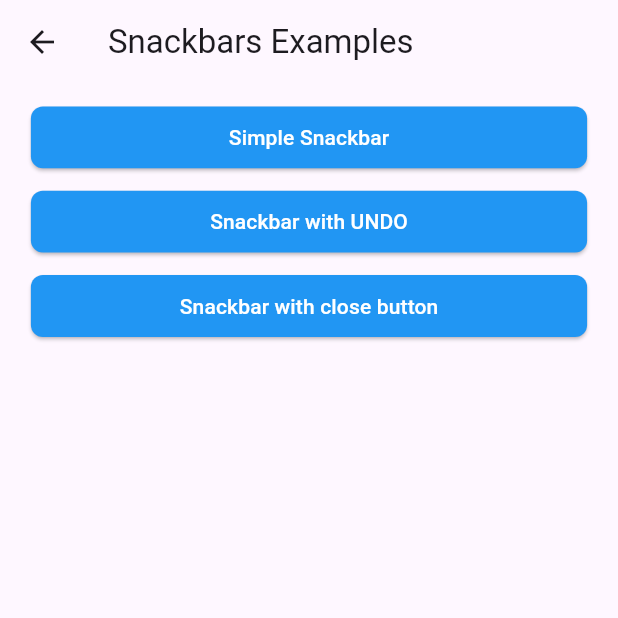
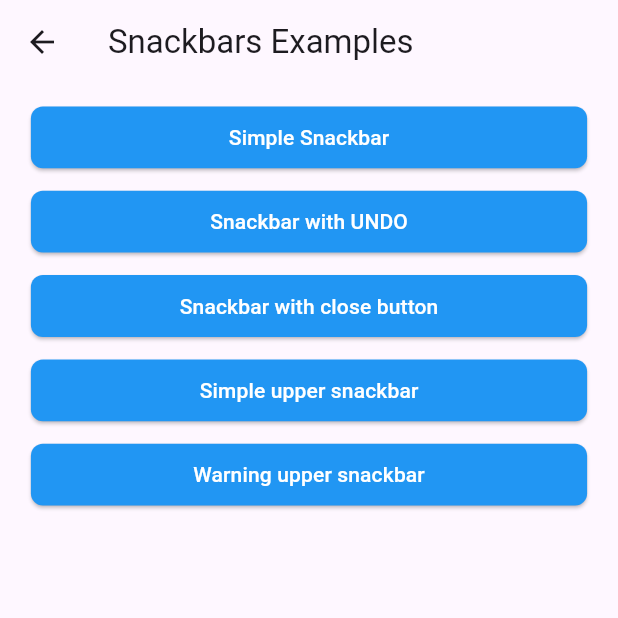
Before and after one commit to mdrazadev/Flutter-Widgets, a Flutter app: the screen it shows after launch, after a tap on "Sackbars Examples", on a phone screen of 412 x 824 dp, the top half of it. Run offline on Flutter 3.47's test engine with Material 3 defaults, Android fonts, the phone set to English and light mode, and no system bars; our stand-ins replace get.

Commit message:
new snackbars added

```diff
--- a/lib/main.dart
+++ b/lib/main.dart
@@ -1,5 +1,6 @@
 import 'package:flutter/material.dart';
 import 'package:flutter_widgets/home_page.dart';
+import 'package:get/get.dart';
 
 void main() {
   runApp(const MyApp());
@@ -11,7 +12,7 @@ class MyApp extends StatelessWidget {
   // This widget is the root of your application.
   @override
   Widget build(BuildContext context) {
-    return MaterialApp(
+    return GetMaterialApp(
       title: 'Flutter Widgets',
       debugShowCheckedModeBanner: false,
       theme: ThemeData(
--- a/lib/screens/snackbars_example_screen.dart
+++ b/lib/screens/snackbars_example_screen.dart
@@ -1,8 +1,38 @@
 import 'package:flutter/material.dart';
 import 'package:flutter_widgets/widgets/buttons/simple_button_widget.dart';
+import 'package:get/get.dart';
 
 class SnackbarsExampleScreen extends StatelessWidget {
   const SnackbarsExampleScreen({super.key});
+
+  /// This method is to show [uppper snackbar] to user.
+  ///
+  /// It accepts two arguments: [context] and [label].
+  ///
+  /// By default it's background color is [Grey]. You can pass any color you want
+  /// to [bgColor].
+  ///
+  /// By default it's foreground color is [Black]. You can pass any color you want
+  /// to [fgColor].
+  ///
+  /// If snackbar is for [warning], then you just need to pass [isWarning] as
+  /// [True].
+  static topSnackbar(
+    String title,
+    String message, {
+    Color? bgColor,
+    Color? fgColor,
+    bool isWarning = false,
+  }) {
+    Get.closeCurrentSnackbar();
+    Get.closeAllSnackbars();
+    Get.snackbar(
+      title,
+      message,
+      backgroundColor: isWarning ? Colors.red : bgColor,
+      colorText: isWarning ? Colors.white : fgColor,
+    );
+  }
 
   showSnackbar(
     BuildContext context,
@@ -72,6 +102,28 @@ class SnackbarsExampleScreen extends StatelessWidget {
               );
             },
           ),
+          const SizedBox(
+            height: 15,
+          ),
+          SimpleButtonWidget(
+            label: 'Simple upper snackbar',
+            onPress: () {
+              topSnackbar('Upper Snackbar', 'This is simple upper snackbar');
+            },
+          ),
+          const SizedBox(
+            height: 15,
+          ),
+          SimpleButtonWidget(
+            label: 'Warning upper snackbar',
+            onPress: () {
+              topSnackbar(
+                'Warning Snackbar',
+                'This is warning snackbar',
+                isWarning: true,
+              );
+            },
+          ),
         ],
       ),
     );
```
